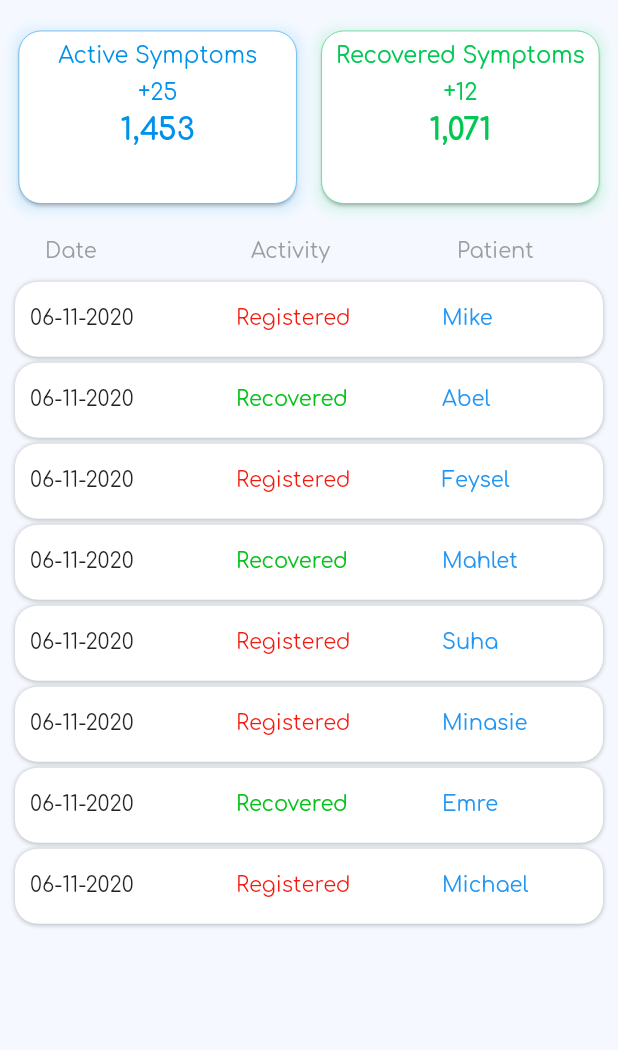
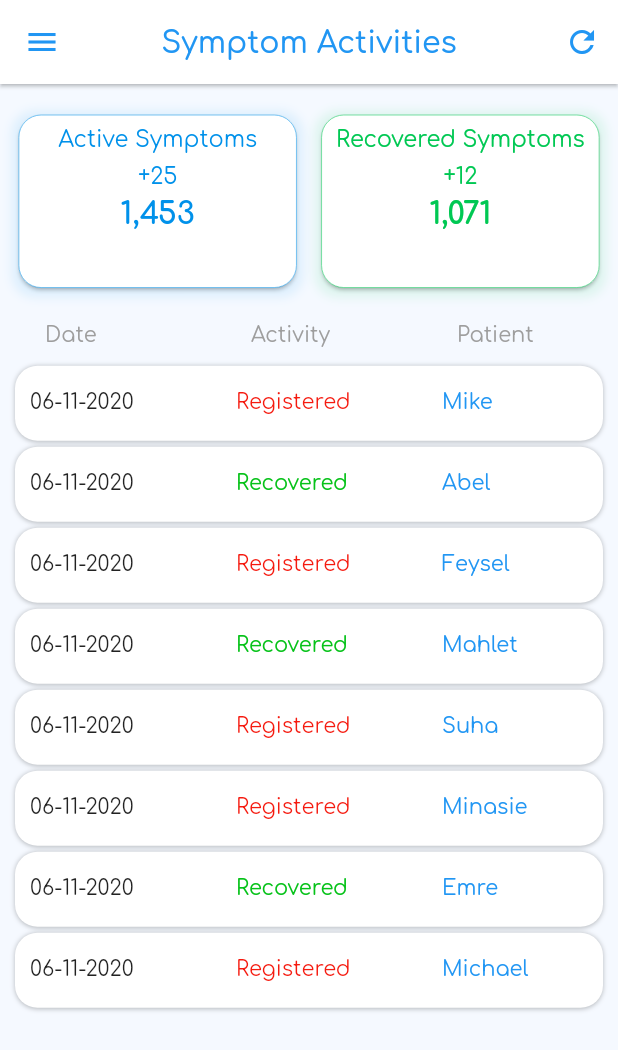
Before and after one commit to RealEskalate/TrackSym, a Flutter app: the SymptomView screen opened directly, on a phone screen of 412 x 824 dp. Shown: the top 1050 px of the screen. Run offline on Flutter 3.47's test engine with Material 2 defaults, Android fonts, the phone set to English and light mode, and no system bars; our stand-ins replace charts_flutter, date_picker_timeline, equatable, fl_chart, retry and 1 more; missing offline and left inert: dart:ffi; accounts and stored records are empty.

Commit message:
[mobile] update on symptoms

```diff
--- a/ephi_healthcare_worker_app/lib/pages/symptoms/symptom_home.dart
+++ b/ephi_healthcare_worker_app/lib/pages/symptoms/symptom_home.dart
@@ -6,6 +6,7 @@ import '../../models/symptom_activity.dart';
 import 'package:flutter/material.dart';
 import '../../widgets/hexColorGenerator.dart';
 import '../people/person_detail.dart';
+import '../../widgets/blurredDrawer.dart';
 
 class SymptomView extends StatelessWidget {
   List<SymptomActivity> _curentActivity = [
@@ -73,7 +74,35 @@ class SymptomView extends StatelessWidget {
   @override
   Widget build(BuildContext context) {
     Size size = MediaQuery.of(context).size;
-    return Container(
+    return Scaffold(
+        drawerScrimColor: Colors.black.withOpacity(0.2),
+        drawer: BlurredDrawer(),
+        appBar: PreferredSize(
+          preferredSize: Size.fromHeight(size.height * 0.068),
+          child: AppBar(
+              centerTitle: true,
+              elevation: 1,
+              backgroundColor: Colors.white,
+              iconTheme: new IconThemeData(
+                color: Colors.blue,
+              ),
+              title: Text(
+                "Symptom Activities",
+                style: TextStyle(
+                  color: Colors.blue,
+                ),
+              ),
+              actions: <Widget>[
+                IconButton(
+                  icon: Icon(
+                    Icons.refresh,
+                    color: Colors.lightBlueAccent[900],
+                  ),
+                  onPressed: () {},
+                )
+              ]),
+        ),
+        body: Container(
           decoration: BoxDecoration(color: HexColor("#F5F9FF")),
           child: ListView(
             padding: EdgeInsets.fromLTRB(0.0, size.height * 0.02, 0.0, 0.0),
@@ -102,7 +131,8 @@ class SymptomView extends StatelessWidget {
                 ],
               ),
               Container(
-            margin: EdgeInsets.only(top: 20, bottom: 10, left: 10, right: 10),
+                margin:
+                    EdgeInsets.only(top: 20, bottom: 10, left: 10, right: 10),
                 padding: EdgeInsets.symmetric(horizontal: 20.0),
                 child: Row(
                   children: <Widget>[
@@ -150,7 +180,8 @@ class SymptomView extends StatelessWidget {
                 itemBuilder: (BuildContext context, int index) {
                   return Container(
                     padding: EdgeInsets.symmetric(horizontal: 10.0),
-                margin: EdgeInsets.symmetric(vertical: 2.0, horizontal: 10.0),
+                    margin:
+                        EdgeInsets.symmetric(vertical: 2.0, horizontal: 10.0),
                     height: 50,
                     decoration: BoxDecoration(
                         color: Colors.white,
@@ -206,6 +237,6 @@ class SymptomView extends StatelessWidget {
               ),
             ],
           ),
-    );
+        ));
   }
 }
```
Lines whose indentation alone changed are shown as unchanged.
